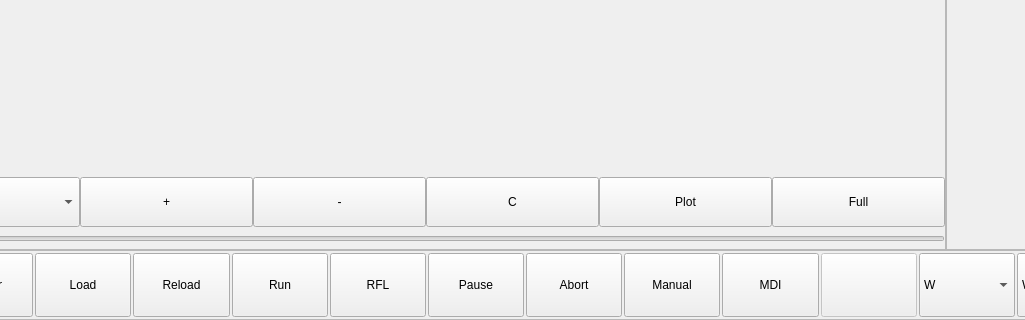
daiman444/lcnc29_lpt_qtplasma, file qtgui/qtgui.ui: the form before one commit; both pictures show x 164 to 1189 and y 400 to 720 of the 1280 by 720 pixel window.
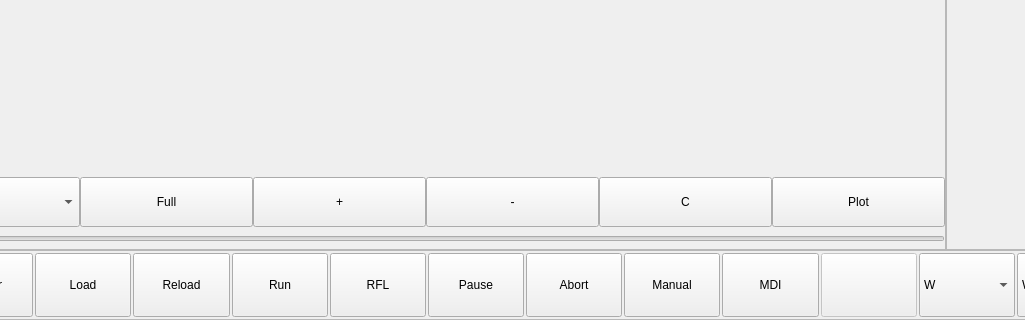
The form after the commit. Custom widgets are drawn as their Qt base class.

Commit message: changed comboox for window

```diff
--- a/qtgui/qtgui.ui
+++ b/qtgui/qtgui.ui
@@ -856,6 +856,19 @@
                    </item>
                   </widget>
                  </item>
+                 <item>
+                  <widget class="QPushButton" name="pb_view_4">
+                   <property name="sizePolicy">
+                    <sizepolicy hsizetype="Expanding" vsizetype="Expanding">
+                     <horstretch>0</horstretch>
+                     <verstretch>0</verstretch>
+                    </sizepolicy>
+                   </property>
+                   <property name="text">
+                    <string>Full</string>
+                   </property>
+                  </widget>
+                 </item>
                  <item>
                   <widget class="QPushButton" name="pb_view_0">
                    <property name="sizePolicy">
@@ -908,19 +921,6 @@
                    </property>
                   </widget>
                  </item>
-                 <item>
-                  <widget class="QPushButton" name="pb_view_4">
-                   <property name="sizePolicy">
-                    <sizepolicy hsizetype="Expanding" vsizetype="Expanding">
-                     <horstretch>0</horstretch>
-                     <verstretch>0</verstretch>
-                    </sizepolicy>
-                   </property>
-                   <property name="text">
-                    <string>Full</string>
-                   </property>
-                  </widget>
-                 </item>
                 </layout>
                </widget>
               </item>
```
Left out of the diff: 2 changed lines with no effect on the pictures.
